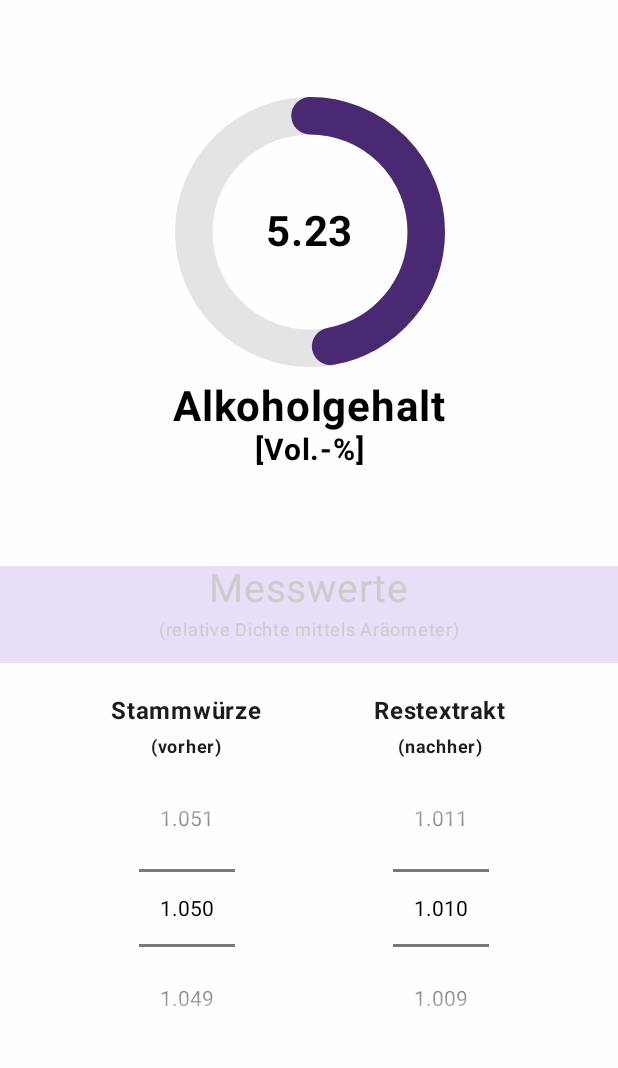
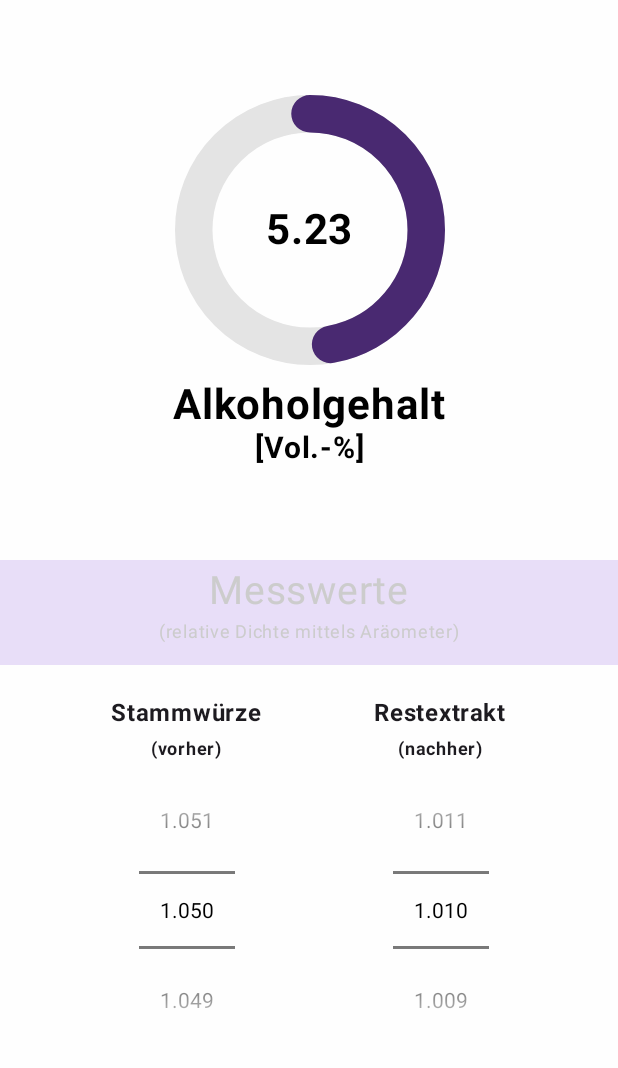
Before and after one commit to SchneePingu/braulyse, an Android app built with Jetpack Compose: the screen it shows after launch (MainActivity), on a phone screen of 412 x 824 dp, the part 96-1164 px from its top. Run offline under Robolectric (Android 15) with nearby library versions, the phone set to English and light mode, and no system bars.

Commit message:
increase measurement header size

```diff
--- a/app/src/main/java/com/example/braulyse/ui/screens/MeasurementView.kt
+++ b/app/src/main/java/com/example/braulyse/ui/screens/MeasurementView.kt
@@ -45,6 +45,7 @@ private fun MeasurementHeader(
             .fillMaxWidth(),
         horizontalAlignment = Alignment.CenterHorizontally
     ) {
+        Spacer(modifier = modifier.size(5.dp))
         Text(
             text = stringResource(R.string.measurement_header),
             color = MaterialTheme.colorScheme.onSecondary,
```
